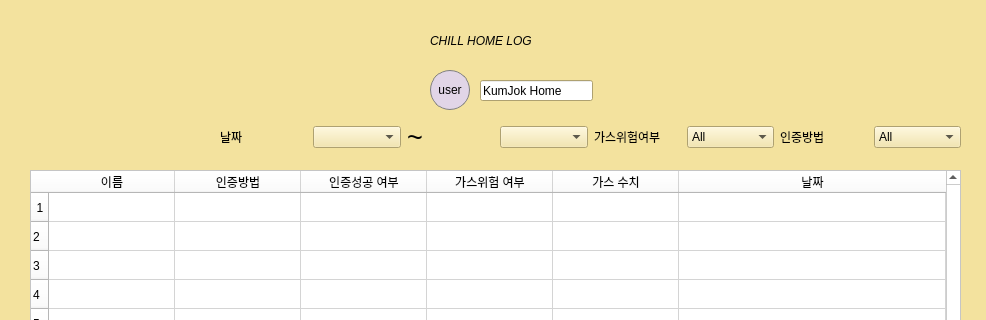
Qt form SmartHome/GUI/Log.ui (addinedu-ros-8th/iot-repo-4) before a commit; both pictures show x 0 to 986 and y 0 to 320 of the 986 by 639 pixel window.
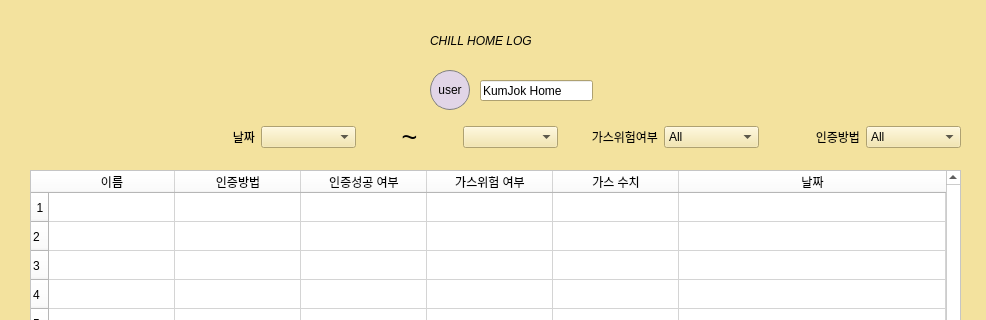
The same form after that commit.

Patch:
```diff
--- a/SmartHome/GUI/Log.ui
+++ b/SmartHome/GUI/Log.ui
@@ -1015,9 +1015,9 @@
   <widget class="QWidget" name="layoutWidget">
    <property name="geometry">
     <rect>
-     <x>220</x>
+     <x>160</x>
      <y>120</y>
-     <width>741</width>
+     <width>801</width>
      <height>34</height>
     </rect>
    </property>
@@ -1027,6 +1027,9 @@
       <property name="text">
        <string>날짜</string>
       </property>
+      <property name="alignment">
+       <set>Qt::AlignRight|Qt::AlignTrailing|Qt::AlignVCenter</set>
+      </property>
      </widget>
     </item>
     <item>
@@ -1049,6 +1052,9 @@
       <property name="text">
        <string>~</string>
       </property>
+      <property name="alignment">
+       <set>Qt::AlignCenter</set>
+      </property>
      </widget>
     </item>
     <item>
@@ -1059,6 +1065,9 @@
       <property name="text">
        <string>가스위험여부</string>
       </property>
+      <property name="alignment">
+       <set>Qt::AlignRight|Qt::AlignTrailing|Qt::AlignVCenter</set>
+      </property>
      </widget>
     </item>
     <item>
@@ -1090,6 +1099,9 @@
       <property name="text">
        <string>인증방법</string>
       </property>
+      <property name="alignment">
+       <set>Qt::AlignRight|Qt::AlignTrailing|Qt::AlignVCenter</set>
+      </property>
      </widget>
     </item>
     <item>
```
Left out of the diff: 2 changed lines with no effect on the pictures.
